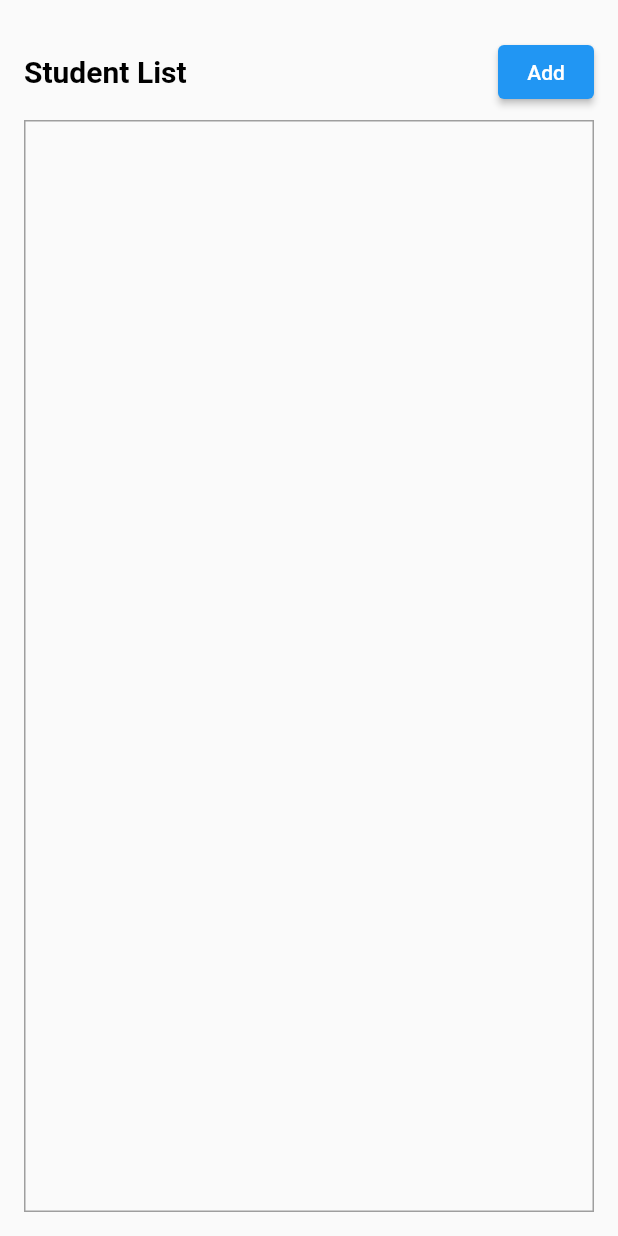
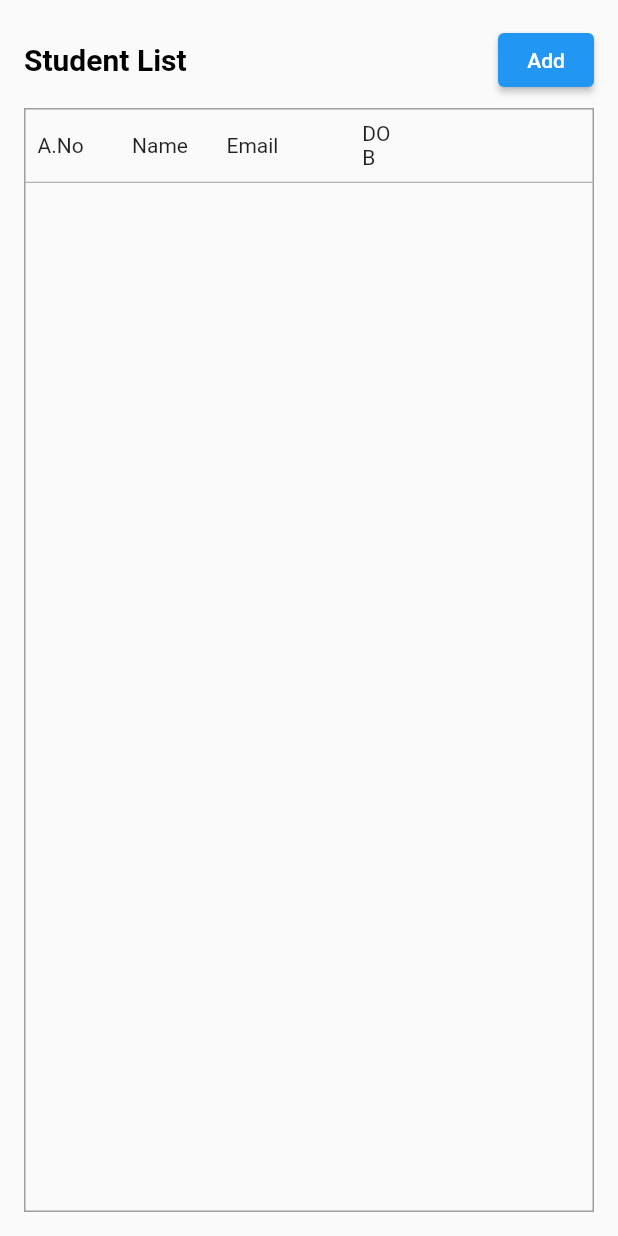
Before and after one commit to vaishnavi9248/MINI-PROJECT, a Flutter app: the StudentList screen opened directly, on a phone screen of 412 x 824 dp. Run offline on Flutter 3.47's test engine with Material 2 defaults, Android fonts, the phone set to English and light mode, and no system bars; our stand-ins replace cloud_firestore, firebase_core, get; accounts and stored records are empty.

Commit message:
Student responsible list view

```diff
--- a/lib/main.dart
+++ b/lib/main.dart
@@ -2,7 +2,7 @@ import 'package:firebase_core/firebase_core.dart';
 import 'package:flutter/material.dart';
 import 'package:get/get.dart';
 import 'package:online_voting_system/firebase_options.dart';
-import 'package:online_voting_system/view/admin/admin/admin_dashboard.dart';
+import 'package:online_voting_system/view/admin/student/student_list.dart';
 
 Future<void> main() async {
   await initialize();
@@ -23,7 +23,7 @@ class MyApp extends StatelessWidget {
   Widget build(BuildContext context) {
     return const GetMaterialApp(
       debugShowCheckedModeBanner: false,
-      home: AdminDashboard(),
+      home: StudentList(),
     );
   }
 }
--- a/lib/view/admin/student/student_list.dart
+++ b/lib/view/admin/student/student_list.dart
@@ -3,6 +3,7 @@ import 'package:flutter/material.dart';
 import 'package:get/get.dart';
 import 'package:online_voting_system/const/database_names.dart';
 import 'package:online_voting_system/view/admin/student/student_detail.dart';
+import 'package:online_voting_system/widget/student_tile.dart';
 
 class StudentList extends StatefulWidget {
   const StudentList({Key? key}) : super(key: key);
@@ -16,13 +17,17 @@ class _StudentListState extends State<StudentList> {
 
   List list = [];
 
-  fetchStudentList() async {
+  Future<void> fetchStudentList() async {
     list = [];
     await db.collection(DataBaseName.students).get().then((event) {
       for (var doc in event.docs) {
-        list.add(doc.data());
+        Map<String, dynamic> data = {"id": doc.id};
+        data.addAll(doc.data());
+
+        list.add(data);
       }
     });
+
     setState(() {});
   }
 
@@ -40,7 +45,6 @@ class _StudentListState extends State<StudentList> {
         child: Column(
           crossAxisAlignment: CrossAxisAlignment.start,
           children: [
-            const SizedBox(height: 8.0),
             Row(
               mainAxisAlignment: MainAxisAlignment.spaceBetween,
               children: [
@@ -70,14 +74,43 @@ class _StudentListState extends State<StudentList> {
                     style: BorderStyle.solid,
                   ),
                 ),
-                child: ListView.builder(
-                  itemCount: list.length,
-                  shrinkWrap: true,
-                  itemBuilder: (BuildContext context, int index) {
-                    return ListTile(
-                      title: Text("index $index"),
-                    );
-                  },
+                child: Column(
+                  children: [
+                    const Padding(
+                      padding: EdgeInsets.all(8.0),
+                      child: StudentTile(
+                        id: "A.No",
+                        name: "Name",
+                        email: "Email",
+                        dob: "DOB",
+                        hideButton: true,
+                      ),
+                    ),
+                    const Divider(
+                      height: 1,
+                      color: Colors.grey,
+                    ),
+                    const SizedBox(height: 4.0),
+                    ListView.separated(
+                      itemCount: list.length,
+                      shrinkWrap: true,
+                      padding: const EdgeInsets.all(8.0),
+                      itemBuilder: (BuildContext context, int index) {
+                        return StudentTile(
+                          id: list[index]['id'],
+                          name: list[index]['name'],
+                          email: list[index]['email'],
+                          dob: list[index]['dob'],
+                        );
+                      },
+                      separatorBuilder: (BuildContext context, int index) {
+                        return const Padding(
+                          padding: EdgeInsets.symmetric(vertical: 4.0),
+                          child: Divider(),
+                        );
+                      },
+                    ),
+                  ],
                 ),
               ),
             ),
--- /dev/null
+++ b/lib/widget/student_tile.dart
@@ -0,0 +1,85 @@
+import 'package:flutter/material.dart';
+
+class StudentTile extends StatelessWidget {
+  const StudentTile({
+    Key? key,
+    required this.name,
+    required this.email,
+    required this.dob,
+    this.hideButton = false,
+    required this.id,
+  }) : super(key: key);
+
+  final String name, email, dob, id;
+  final bool hideButton;
+
+  @override
+  Widget build(BuildContext context) {
+    return Row(
+      children: [
+        Expanded(flex: 2, child: Text(id)),
+        const SizedBox(width: 8.0),
+        Expanded(flex: 2, child: Text(name)),
+        const SizedBox(width: 8.0),
+        Expanded(flex: 3, child: Text(email)),
+        const SizedBox(width: 8.0),
+        Expanded(flex: 1, child: Text(dob)),
+        const SizedBox(width: 8.0),
+        Expanded(
+          flex: 4,
+          child: hideButton
+              ? const SizedBox()
+              : Wrap(
+                  alignment: WrapAlignment.spaceEvenly,
+                  spacing: 8.0,
+                  runSpacing: 8.0,
+                  children: [
+                    ElevatedButton(
+                      onPressed: () {},
+                      style: ButtonStyle(
+                        fixedSize:
+                            MaterialStateProperty.all(const Size(80.0, 0.0)),
+                        backgroundColor: hideButton
+                            ? MaterialStateColor.resolveWith(
+                                (states) => Colors.transparent)
+                            : null,
+                        elevation:
+                            hideButton ? MaterialStateProperty.all(0) : null,
+                      ),
+                      child: hideButton ? null : const Text("View"),
+                    ),
+                    ElevatedButton(
+                      onPressed: () {},
+                      style: ButtonStyle(
+                        fixedSize:
+                            MaterialStateProperty.all(const Size(80.0, 0.0)),
+                        backgroundColor: hideButton
+                            ? MaterialStateColor.resolveWith(
+                                (states) => Colors.transparent)
+                            : null,
+                        elevation:
+                            hideButton ? MaterialStateProperty.all(0) : null,
+                      ),
+                      child: hideButton ? null : const Text("Accept"),
+                    ),
+                    ElevatedButton(
+                      onPressed: () {},
+                      style: ButtonStyle(
+                        fixedSize:
+                            MaterialStateProperty.all(const Size(80.0, 0.0)),
+                        backgroundColor: hideButton
+                            ? MaterialStateColor.resolveWith(
+                                (states) => Colors.transparent)
+                            : null,
+                        elevation:
+                            hideButton ? MaterialStateProperty.all(0) : null,
+                      ),
+                      child: hideButton ? null : const Text("Reject"),
+                    ),
+                  ],
+                ),
+        ),
+      ],
+    );
+  }
+}
```
